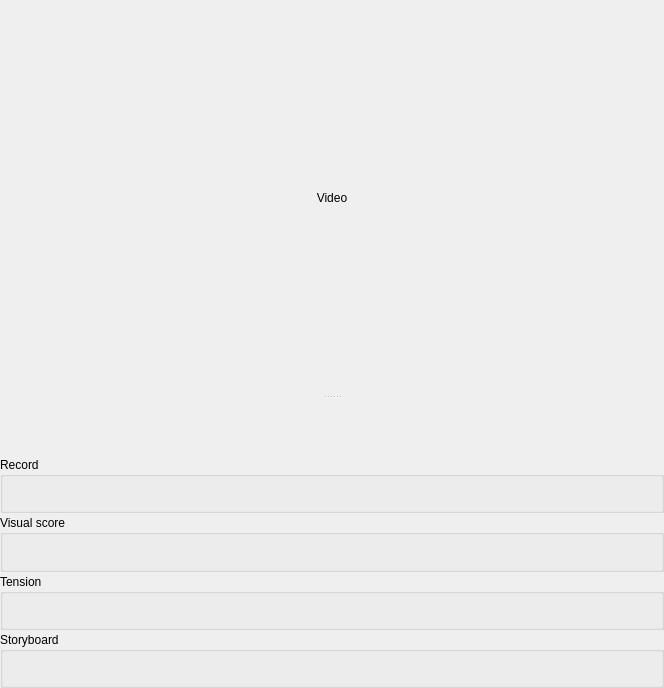
Old version of the form components/projecteditor/lib/ProjectEditor.ui in the repository artm/WatchThatSound3.
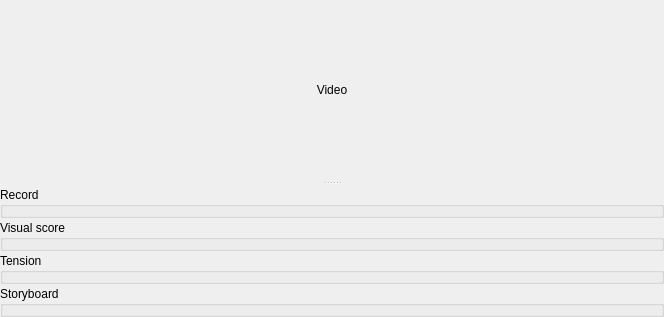
New version of the form.

Patch:
```diff
--- a/components/projecteditor/lib/ProjectEditor.ui
+++ b/components/projecteditor/lib/ProjectEditor.ui
@@ -7,7 +7,7 @@
     <x>0</x>
     <y>0</y>
     <width>664</width>
-    <height>688</height>
+    <height>294</height>
    </rect>
   </property>
   <property name="windowTitle">
@@ -25,6 +25,9 @@
      <property name="orientation">
       <enum>Qt::Vertical</enum>
      </property>
+     <property name="handleWidth">
+      <number>5</number>
+     </property>
      <property name="childrenCollapsible">
       <bool>false</bool>
      </property>
```
